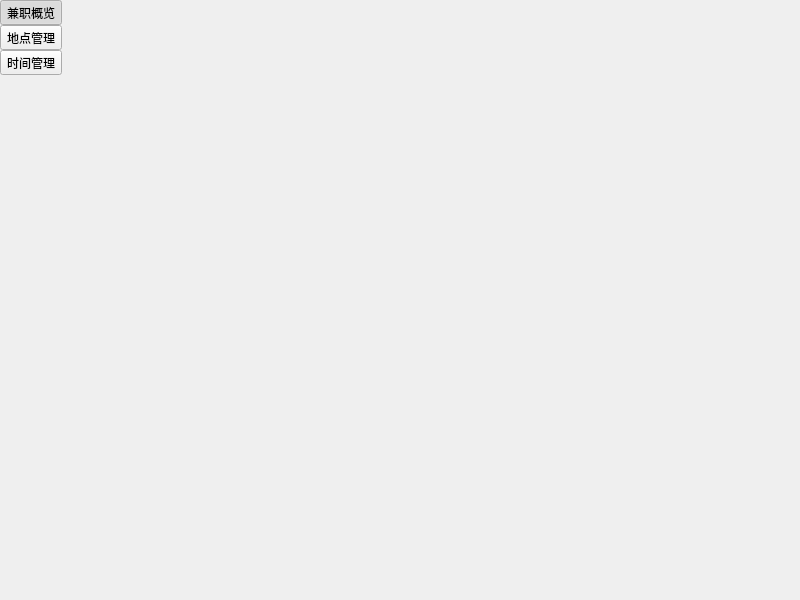
half-nothing/work-record, file src/ui/forms/main_window.ui: the form before one commit.
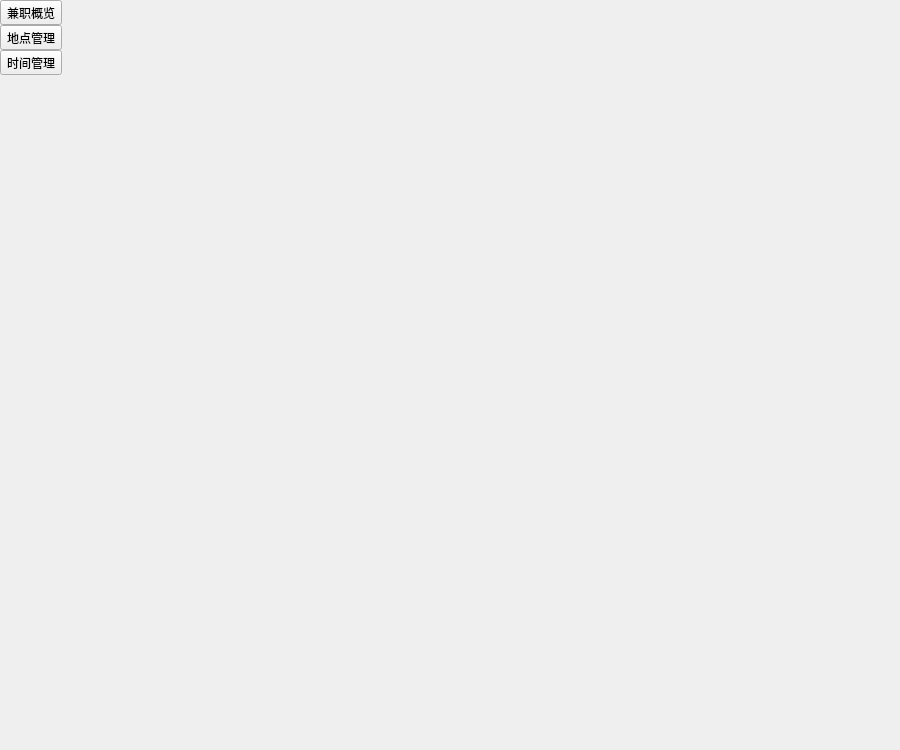
The form after the commit. Icons and pictures are not drawn.

What changed in the file:
```diff
--- a/src/ui/forms/main_window.ui
+++ b/src/ui/forms/main_window.ui
@@ -6,10 +6,16 @@
    <rect>
     <x>0</x>
     <y>0</y>
-    <width>800</width>
-    <height>600</height>
+    <width>900</width>
+    <height>750</height>
    </rect>
   </property>
+  <property name="minimumSize">
+   <size>
+    <width>900</width>
+    <height>750</height>
+   </size>
+  </property>
   <property name="windowTitle">
    <string>兼职时长管理器</string>
   </property>
@@ -39,6 +45,9 @@
     </property>
     <item row="0" column="1">
      <widget class="QStackedWidget" name="body_stacked_widget">
+      <property name="enabled">
+       <bool>true</bool>
+      </property>
       <property name="currentIndex">
        <number>-1</number>
       </property>
@@ -175,9 +184,6 @@
          <property name="checkable">
           <bool>true</bool>
          </property>
-         <property name="checked">
-          <bool>true</bool>
-         </property>
          <property name="autoExclusive">
           <bool>true</bool>
          </property>
```
Left out of the diff: 2 changed lines with no effect on the pictures.
